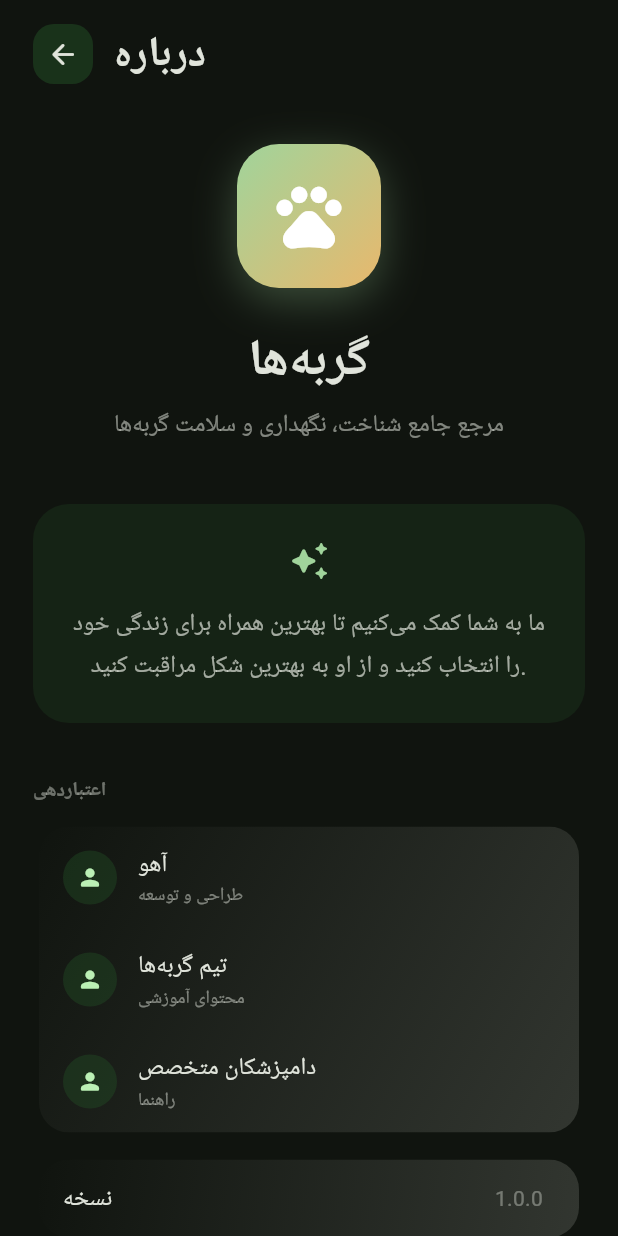
After one commit to Ahoo82/cats_app, a Flutter app: the AboutScreen screen opened directly, on a phone screen of 412 x 824 dp. The commit adds this screen. Run offline on Flutter 3.47's test engine with Material 3 defaults, Android fonts, the phone set to English and light mode, and no system bars; our stand-ins replace shared_preferences; accounts and stored records are empty.

Commit message:
Create about page.

```diff
--- /dev/null
+++ b/cat_app/lib/screens/about_screen.dart
@@ -0,0 +1,235 @@
+import 'package:flutter/material.dart';
+
+class AboutScreen extends StatelessWidget {
+  const AboutScreen({super.key});
+
+  @override
+  Widget build(BuildContext context) {
+    final theme = Theme.of(context);
+
+    return Scaffold(
+      body: SafeArea(
+        child: SingleChildScrollView(
+          physics: const BouncingScrollPhysics(),
+          padding: const EdgeInsets.symmetric(horizontal: 22),
+          child: Column(
+            children: [
+              const SizedBox(height: 16),
+              Row(
+                children: [
+                  Container(
+                    width: 40,
+                    height: 40,
+                    decoration: BoxDecoration(
+                      color: theme.colorScheme.primaryContainer.withValues(alpha: 0.5),
+                      borderRadius: BorderRadius.circular(14),
+                    ),
+                    child: IconButton(
+                      onPressed: () => Navigator.pop(context),
+                      icon: Icon(
+                        Icons.arrow_back_rounded,
+                        size: 22,
+                        color: theme.colorScheme.onSurface,
+                      ),
+                      padding: EdgeInsets.zero,
+                    ),
+                  ),
+                  const SizedBox(width: 14),
+                  Text(
+                    'درباره',
+                    style: theme.textTheme.headlineMedium?.copyWith(
+                      fontWeight: FontWeight.w800,
+                    ),
+                  ),
+                ],
+              ),
+              const SizedBox(height: 40),
+              Container(
+                width: 96,
+                height: 96,
+                decoration: BoxDecoration(
+                  gradient: LinearGradient(
+                    begin: Alignment.topLeft,
+                    end: Alignment.bottomRight,
+                    colors: [
+                      theme.colorScheme.primary,
+                      theme.colorScheme.secondary,
+                    ],
+                  ),
+                  borderRadius: BorderRadius.circular(28),
+                  boxShadow: [
+                    BoxShadow(
+                      color: theme.colorScheme.primary.withValues(alpha: 0.3),
+                      blurRadius: 24,
+                      offset: const Offset(0, 8),
+                    ),
+                  ],
+                ),
+                child: const Icon(
+                  Icons.pets_rounded,
+                  size: 52,
+                  color: Colors.white,
+                ),
+              ),
+              const SizedBox(height: 28),
+              Text(
+                'گربه\u200Cها',
+                style: theme.textTheme.headlineLarge?.copyWith(
+                  fontWeight: FontWeight.w800,
+                  fontSize: 34,
+                ),
+              ),
+              const SizedBox(height: 8),
+              Text(
+                'مرجع جامع شناخت، نگهداری و سلامت گربه\u200Cها',
+                style: theme.textTheme.bodyLarge?.copyWith(
+                  color: theme.colorScheme.onSurface.withValues(alpha: 0.55),
+                  height: 1.5,
+                ),
+                textAlign: TextAlign.center,
+              ),
+              const SizedBox(height: 40),
+              Container(
+                width: double.infinity,
+                padding: const EdgeInsets.all(24),
+                decoration: BoxDecoration(
+                  color: theme.colorScheme.primaryContainer.withValues(alpha: 0.25),
+                  borderRadius: BorderRadius.circular(24),
+                ),
+                child: Column(
+                  children: [
+                    Icon(
+                      Icons.auto_awesome_rounded,
+                      size: 28,
+                      color: theme.colorScheme.primary,
+                    ),
+                    const SizedBox(height: 14),
+                    Text(
+                      'ما به شما کمک می\u200Cکنیم تا بهترین همراه برای زندگی خود را انتخاب کنید و از او به بهترین شکل مراقبت کنید.',
+                      style: theme.textTheme.bodyLarge?.copyWith(
+                        color: theme.colorScheme.onSurface.withValues(alpha: 0.7),
+                        height: 1.7,
+                      ),
+                      textAlign: TextAlign.center,
+                    ),
+                  ],
+                ),
+              ),
+              const SizedBox(height: 36),
+              _buildSection(theme, 'اعتباردهی', [
+                _buildCreditRow(theme, 'طراحی و توسعه', 'آهو'),
+                _buildCreditRow(theme, 'محتوای آموزشی', 'تیم گربه\u200Cها'),
+                _buildCreditRow(theme, 'راهنما', 'دامپزشکان متخصص'),
+              ]),
+              const SizedBox(height: 10),
+              _buildInfoRow(theme, 'نسخه', '1.0.0'),
+              const SizedBox(height: 10),
+              _buildInfoRow(theme, 'پلتفرم', 'Android • iOS • Web'),
+              const SizedBox(height: 40),
+              Text(
+                'ساخته شده با عشق به گربه\u200Cها ❤️',
+                style: theme.textTheme.bodySmall?.copyWith(
+                  color: theme.colorScheme.onSurface.withValues(alpha: 0.4),
+                ),
+              ),
+              const SizedBox(height: 40),
+            ],
+          ),
+        ),
+      ),
+    );
+  }
+
+  Widget _buildSection(ThemeData theme, String title, List<Widget> children) {
+    return Column(
+      crossAxisAlignment: CrossAxisAlignment.start,
+      children: [
+        Text(
+          title,
+          style: theme.textTheme.titleSmall?.copyWith(
+            fontWeight: FontWeight.w600,
+            color: theme.colorScheme.onSurface.withValues(alpha: 0.45),
+            fontSize: 13,
+          ),
+        ),
+        const SizedBox(height: 10),
+        Card(
+          elevation: 0,
+          shadowColor: Colors.black.withValues(alpha: 0.04),
+          surfaceTintColor: Colors.transparent,
+          color: Colors.transparent,
+          shape: RoundedRectangleBorder(borderRadius: BorderRadius.circular(20)),
+          clipBehavior: Clip.antiAlias,
+          child: Container(
+            decoration: BoxDecoration(
+              gradient: LinearGradient(
+                begin: Alignment.topLeft,
+                end: Alignment.bottomRight,
+                colors: [
+                  theme.colorScheme.surface,
+                  theme.colorScheme.surfaceContainerHighest,
+                ],
+              ),
+            ),
+            child: Column(children: children),
+          ),
+        ),
+      ],
+    );
+  }
+
+  Widget _buildCreditRow(ThemeData theme, String role, String name) {
+    return ListTile(
+      title: Text(name, style: theme.textTheme.bodyLarge),
+      subtitle: Text(
+        role,
+        style: theme.textTheme.bodySmall?.copyWith(
+          color: theme.colorScheme.onSurface.withValues(alpha: 0.5),
+        ),
+      ),
+      leading: CircleAvatar(
+        radius: 18,
+        backgroundColor: theme.colorScheme.primaryContainer.withValues(alpha: 0.4),
+        child: Icon(
+          Icons.person_rounded,
+          size: 18,
+          color: theme.colorScheme.onPrimaryContainer,
+        ),
+      ),
+      shape: RoundedRectangleBorder(borderRadius: BorderRadius.circular(20)),
+    );
+  }
+
+  Widget _buildInfoRow(ThemeData theme, String label, String value) {
+    return Card(
+      elevation: 0,
+      shadowColor: Colors.black.withValues(alpha: 0.04),
+      surfaceTintColor: Colors.transparent,
+      color: Colors.transparent,
+      shape: RoundedRectangleBorder(borderRadius: BorderRadius.circular(20)),
+      clipBehavior: Clip.antiAlias,
+      child: Container(
+        decoration: BoxDecoration(
+          gradient: LinearGradient(
+            begin: Alignment.topLeft,
+            end: Alignment.bottomRight,
+            colors: [
+              theme.colorScheme.surface,
+              theme.colorScheme.surfaceContainerHighest,
+            ],
+          ),
+        ),
+        child: ListTile(
+          title: Text(label, style: theme.textTheme.bodyLarge),
+          trailing: Text(
+            value,
+            style: theme.textTheme.bodyMedium?.copyWith(
+              color: theme.colorScheme.onSurface.withValues(alpha: 0.4),
+            ),
+          ),
+          shape: RoundedRectangleBorder(borderRadius: BorderRadius.circular(20)),
+        ),
+      ),
+    );
+  }
+}
--- a/cat_app/lib/screens/settings_screen.dart
+++ b/cat_app/lib/screens/settings_screen.dart
@@ -1,6 +1,7 @@
 import 'package:flutter/material.dart';
 
 import '../services/settings_service.dart';
+import 'about_screen.dart';
 
 class SettingsScreen extends StatefulWidget {
   const SettingsScreen({super.key});
@@ -223,6 +224,18 @@ class _SettingsScreenState extends State<SettingsScreen> {
           ),
         ),
         child: ListTile(
+          onTap: () {
+            Navigator.push(
+              context,
+              PageRouteBuilder(
+                pageBuilder: (_, _, _) => const AboutScreen(),
+                transitionsBuilder: (_, animation, _, child) {
+                  return FadeTransition(opacity: animation, child: child);
+                },
+                transitionDuration: const Duration(milliseconds: 250),
+              ),
+            );
+          },
           title: Text('درباره گربه\u200Cها', style: theme.textTheme.bodyLarge),
           subtitle: Text(
             'مرجع جامع شناخت و نگهداری گربه',
@@ -242,6 +255,11 @@ class _SettingsScreenState extends State<SettingsScreen> {
               size: 20,
               color: theme.colorScheme.primary,
             ),
+          ),
+          trailing: Icon(
+            Icons.chevron_left_rounded,
+            size: 20,
+            color: theme.colorScheme.onSurface.withValues(alpha: 0.3),
           ),
           shape: RoundedRectangleBorder(borderRadius: BorderRadius.circular(20)),
         ),
```
